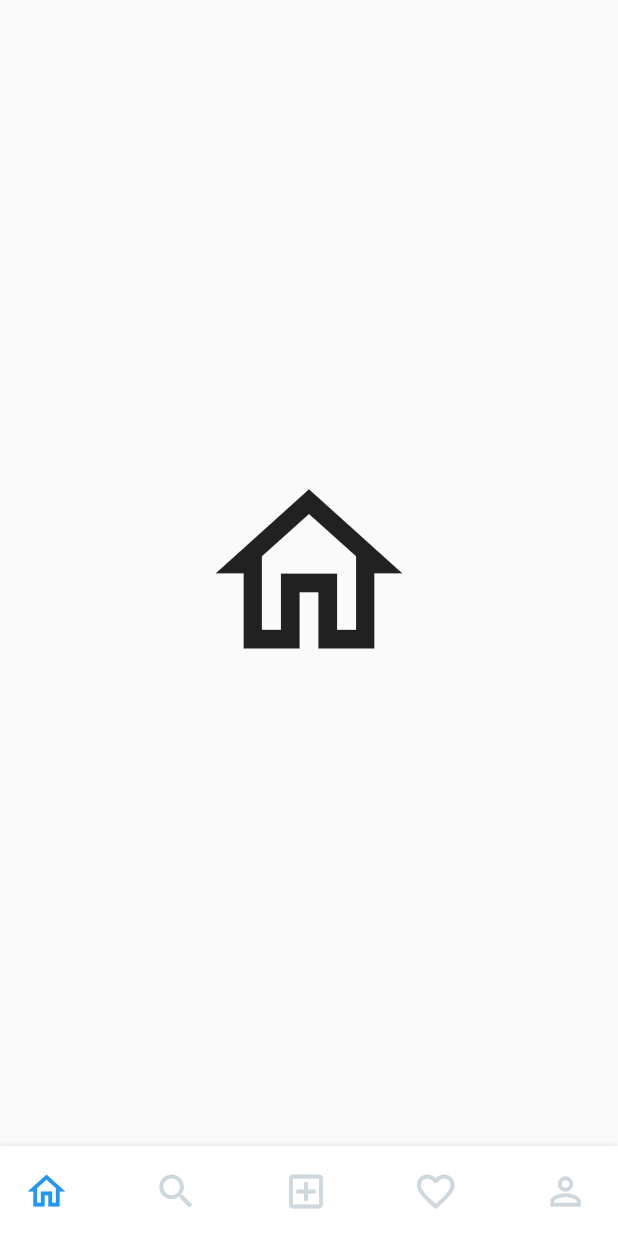
After one commit to saidmmevela/hossana_social, a Flutter app: the MainHome screen opened directly, on a phone screen of 412 x 824 dp. The commit adds this screen. Run offline on Flutter 3.47's test engine with Material 2 defaults, Android fonts, the phone set to English and light mode, and no system bars; our stand-ins replace hive, hive_flutter; accounts and stored records are empty.

Commit message:
add bottom navigation and login save

```diff
--- /dev/null
+++ b/lib/custom-buttom_bar/custom_animated_bottom_bar.dart
@@ -0,0 +1,174 @@
+import 'package:flutter/material.dart';
+import 'package:flutter/widgets.dart';
+
+class CustomAnimatedBottomBar extends StatelessWidget {
+
+  CustomAnimatedBottomBar({
+    Key? key,
+    this.selectedIndex = 0,
+    this.showElevation = true,
+    this.iconSize = 24,
+    this.backgroundColor,
+    this.itemCornerRadius = 50,
+    this.containerHeight = 56,
+    this.animationDuration = const Duration(milliseconds: 270),
+    this.mainAxisAlignment = MainAxisAlignment.spaceBetween,
+    required this.items,
+    required this.onItemSelected,
+    this.curve = Curves.linear,
+  }) : assert(items.length >= 2 && items.length <= 5),
+        super(key: key);
+
+  final int selectedIndex;
+  final double iconSize;
+  final Color? backgroundColor;
+  final bool showElevation;
+  final Duration animationDuration;
+  final List<BottomNavyBarItem> items;
+  final ValueChanged<int> onItemSelected;
+  final MainAxisAlignment mainAxisAlignment;
+  final double itemCornerRadius;
+  final double containerHeight;
+  final Curve curve;
+
+  @override
+  Widget build(BuildContext context) {
+    final bgColor = backgroundColor ?? Theme.of(context).bottomAppBarColor;
+
+    return Container(
+      decoration: BoxDecoration(
+        color: bgColor,
+        boxShadow: [
+          if (showElevation)
+            const BoxShadow(
+              color: Colors.black12,
+              blurRadius: 2,
+            ),
+        ],
+      ),
+      child: SafeArea(
+        child: Container(
+          width: double.infinity,
+          height: containerHeight,
+          padding: const EdgeInsets.symmetric(vertical: 6, horizontal: 8),
+          child: Row(
+            mainAxisAlignment: mainAxisAlignment,
+            children: items.map((item) {
+              var index = items.indexOf(item);
+              return GestureDetector(
+                onTap: () => onItemSelected(index),
+                child: _ItemWidget(
+                  item: item,
+                  iconSize: iconSize,
+                  isSelected: index == selectedIndex,
+                  backgroundColor: bgColor,
+                  itemCornerRadius: itemCornerRadius,
+                  animationDuration: animationDuration,
+                  curve: curve,
+                ),
+              );
+            }).toList(),
+          ),
+        ),
+      ),
+    );
+  }
+}
+
+class _ItemWidget extends StatelessWidget {
+  final double iconSize;
+  final bool isSelected;
+  final BottomNavyBarItem item;
+  final Color backgroundColor;
+  final double itemCornerRadius;
+  final Duration animationDuration;
+  final Curve curve;
+
+  const _ItemWidget({
+    Key? key,
+    required this.item,
+    required this.isSelected,
+    required this.backgroundColor,
+    required this.animationDuration,
+    required this.itemCornerRadius,
+    required this.iconSize,
+    this.curve = Curves.linear,
+  })  : super(key: key);
+
+  @override
+  Widget build(BuildContext context) {
+    return Semantics(
+      container: true,
+      selected: isSelected,
+      child: AnimatedContainer(
+        width: isSelected ? 50 : 50,
+        height: double.maxFinite,
+        duration: animationDuration,
+        curve: curve,
+        decoration: BoxDecoration(
+          color:
+          isSelected ? backgroundColor: backgroundColor,
+          borderRadius: BorderRadius.circular(itemCornerRadius),
+        ),
+        child: SingleChildScrollView(
+          scrollDirection: Axis.horizontal,
+          physics: NeverScrollableScrollPhysics(),
+          child: Container(
+            width: isSelected ? 130 : 50,
+            padding: EdgeInsets.symmetric(horizontal: 8),
+            child: Row(
+              mainAxisSize: MainAxisSize.max,
+              mainAxisAlignment: MainAxisAlignment.start,
+              crossAxisAlignment: CrossAxisAlignment.center,
+              children: <Widget>[
+                IconTheme(
+                  data: IconThemeData(
+                    size: iconSize,
+                    color: isSelected
+                        ? item.activeColor.withOpacity(1)
+                        : item.inactiveColor == null
+                        ? item.activeColor
+                        : item.inactiveColor,
+                  ),
+                  child: item.icon,
+                ),
+                /*if (isSelected)
+                  Expanded(
+                    child: Container(
+                      padding: EdgeInsets.symmetric(horizontal: 4),
+                      child: DefaultTextStyle.merge(
+                        style: TextStyle(
+                          color: item.activeColor,
+                          fontWeight: FontWeight.bold,
+                        ),
+                        maxLines: 1,
+                        textAlign: item.textAlign,
+                        child: item.title,
+                      ),
+                    ),
+                  ),*/
+              ],
+            ),
+          ),
+        ),
+      ),
+    );
+  }
+}
+class BottomNavyBarItem {
+
+  BottomNavyBarItem({
+    required this.icon,
+    //required this.title,
+    this.activeColor = Colors.blue,
+    this.textAlign,
+    this.inactiveColor,
+  });
+
+  final Widget icon;
+  //final Widget title;
+  final Color activeColor;
+  final Color? inactiveColor;
+  final TextAlign? textAlign;
+
+}
--- a/lib/main.dart
+++ b/lib/main.dart
@@ -1,8 +1,20 @@
 //Author said mmevela
 import 'package:flutter/material.dart';
+import 'package:hossana_social/pages/User.dart';
 import 'package:hossana_social/pages/login.dart';
+import 'package:hive_flutter/hive_flutter.dart';
+import 'package:hive/hive.dart';
+import 'package:hossana_social/pages/mainhome.dart';
 
-void main() {
+late Box box1;
+late Box<User> box2;
+void main() async {
+  await Hive.initFlutter();
+  Hive.registerAdapter(UserAdapter());
+  box1 = await Hive.openBox('user');
+  //box2 = await Hive.openBox<User>('registers');
+
+ // await Hive.openBox<User>(HiveBoxes.registers);
   runApp(MyApp());
 }
 
@@ -15,10 +27,16 @@ class MyApp extends StatelessWidget {
       debugShowCheckedModeBanner: false,
       home: Scaffold(
         body: SafeArea(
-            child:Login(),
+            child:ValueListenableBuilder(
+                valueListenable: box1.listenable(),
+                builder: (BuildContext context, Box box, Widget) {
+                  return box1.get('isLogged', defaultValue: false)
+                      ? MainHome()
+                      :Login();
+                })
+            ),
         )
-      )
-    );
+      );
   }
 }
 //Author said mmevela
--- /dev/null
+++ b/lib/pages/User.dart
@@ -0,0 +1,18 @@
+import 'package:hive/hive.dart';
+part 'user.g.dart';
+@HiveType(typeId: 0)
+class User extends HiveObject{
+  @HiveField(0)
+  late String id;
+  @HiveField(1)
+  String fullname;
+  @HiveField(2)
+  String username;
+  @HiveField(3)
+  String password;
+  User({required this.id,required this.fullname, required this.username,required this.password});
+}
+
+class HiveBoxes{
+  static String registers='registers_box';
+}
--- a/lib/pages/login.dart
+++ b/lib/pages/login.dart
@@ -3,8 +3,11 @@ import 'dart:convert';
 import 'dart:io';
 
 import 'package:flutter/material.dart';
+import 'package:hossana_social/pages/User.dart';
 import 'package:hossana_social/pages/signup.dart';
 import 'package:http/http.dart' as http;
+import 'package:hive/hive.dart';
+import 'package:hive_flutter/hive_flutter.dart';
 
 class Login extends StatefulWidget {
   const Login({ Key? key }) : super(key: key);
@@ -16,17 +19,39 @@ class Login extends StatefulWidget {
 class _LoginState extends State<Login> {
 
   final _formKey =GlobalKey<FormState>();
-
+late Box box1;
+late Box<User> box2;
+//List<User> Register=[];
    //formfield controller variables;
   TextEditingController _username = TextEditingController();
   TextEditingController _password = TextEditingController();
 
   void login()async{
-
-
+      var reg =box1.get('registers');
+      var contain =reg.where((element)=>element.username == _username.text);
+      if(contain.isEmpty){
+        print("no match");
+      }else{
+        print("match");
+        box1.put('isLogged', true);
+        box1.put('username', _username.text);
+      }
+      //box1.put('Fname', []);
+      //box1.put('username', "username");
+      //box1.put('isLogged', true);
+      //print("isLogged: ${box1.get('isLogged')}");
   }
 
+  void createBox() async {
+    box1 = await Hive.openBox('user');
+    box2 = await Hive.openBox<User>('registers');
+  }
 
+  @override
+  void initState() {
+    super.initState();
+    createBox();
+  }
 
   @override
   Widget build(BuildContext context) {
--- /dev/null
+++ b/lib/pages/mainhome.dart
@@ -0,0 +1,142 @@
+//Author said mmevela
+
+import 'package:flutter/material.dart';
+import 'package:hossana_social/custom-buttom_bar/custom_animated_bottom_bar.dart';
+
+class MainHome extends StatefulWidget {
+  const MainHome({ Key? key }) : super(key: key);
+
+  @override
+  _MainHomeState createState() => _MainHomeState();
+}
+
+class _MainHomeState extends State<MainHome> with TickerProviderStateMixin {
+
+   List<Widget> _pages=<Widget>[
+     Icon(
+       Icons.home_outlined,
+       size: 150,
+     ),
+     Icon(
+       Icons.search_outlined,
+       size: 150,
+     ),
+     Icon(
+       Icons.add_box_outlined,
+       size: 150,
+     ),
+     Icon(
+       Icons.favorite_outline,
+       size: 150,
+     ),
+     Icon(
+       Icons.person_outline,
+       size: 150,
+     ),
+   ];
+
+   int _currentIndex = 0;
+
+   final _inactiveColor = Colors.blueGrey[100]; //variable for the constant color of the inactive tab on the bottom navigation
+  final _activeColor= Colors.blue;
+
+  final _navigatorKeys={
+    0:GlobalKey<NavigatorState>(),
+    1:GlobalKey<NavigatorState>(),
+    2:GlobalKey<NavigatorState>(),
+    3:GlobalKey<NavigatorState>()
+  };
+
+  int _selectedIndex=0;
+  late TabController _tabController;
+
+  void _onItemTapped(int index){
+    setState(() {
+      _selectedIndex=index;
+    });
+  }
+  @override
+  void initState() {
+    super.initState();
+    _tabController = TabController(length: 5, vsync: this);
+  }
+
+  @override
+  Widget build(BuildContext context) {
+    return Scaffold(
+      body:Center(
+          child:_pages.elementAt(_currentIndex),
+      ),
+        bottomNavigationBar: _buildBottomBar(),
+    );
+
+  }
+
+  Widget _buildBottomBar(){
+
+
+  //_buildBottomBar({required this.isar});
+    return CustomAnimatedBottomBar(
+      containerHeight: 60,
+      backgroundColor: Colors.white,
+      selectedIndex: _currentIndex,
+      showElevation: true,
+      itemCornerRadius: 24,
+      curve: Curves.easeIn,
+      onItemSelected: (index) async {
+
+        setState(() => _currentIndex = index);
+         // _navigatorKeys[_currentIndex]!.currentState!.popUntil((route)=>route.isFirst);
+        },
+      items: <BottomNavyBarItem>[
+        BottomNavyBarItem(
+          icon: Icon(Icons.home_outlined),
+          //activeIcon:Icon(Icons.home_rounded),
+          //title: Text('Home'),
+          activeColor: _activeColor,
+          inactiveColor: _inactiveColor,
+          textAlign: TextAlign.center,
+        ),
+        BottomNavyBarItem(
+          icon: Icon(Icons.search_outlined),
+         // activeIcon:Icon(Icons.library_books_outlined),
+         // title: Text('Notification'),
+          activeColor: _activeColor,
+          inactiveColor: _inactiveColor,
+          textAlign: TextAlign.center,
+
+        ),
+        BottomNavyBarItem(
+          icon: Icon(Icons.add_box_outlined),
+         // activeIcon:Icon(Icons.library_books_outlined),
+         // title: Text('Notification'),
+          activeColor: _activeColor,
+          inactiveColor: _inactiveColor,
+          textAlign: TextAlign.center,
+
+        ),
+        BottomNavyBarItem(
+          icon: Icon(Icons.favorite_outline),
+         // activeIcon:Icon(Icons.cancel_presentation_rounded),
+          //title: Text('Favourites ',),
+          activeColor: _activeColor,
+          inactiveColor: _inactiveColor,
+          textAlign: TextAlign.center,
+
+        ),
+        BottomNavyBarItem(
+          icon: Icon(Icons.person_outline),
+          //activeIcon:Icon(Icons.notifications),
+          //title: Text('User'),
+          activeColor: _activeColor,
+          inactiveColor: _inactiveColor,
+          textAlign: TextAlign.center,
+
+        ),
+
+      ],
+      iconSize:30,
+    );
+  }
+
+}
--- a/lib/pages/signup.dart
+++ b/lib/pages/signup.dart
@@ -4,7 +4,10 @@ import 'dart:io';
 
 import 'package:flutter/cupertino.dart';
 import 'package:flutter/material.dart';
+import 'package:hossana_social/pages/User.dart';
 import 'package:http/http.dart' as http;
+import 'package:hive/hive.dart';
+import 'package:hive_flutter/hive_flutter.dart';
 
 class signup extends StatefulWidget {
 
@@ -24,6 +27,35 @@ class _signupState extends State<signup> {
  dynamic _value = 1;
  dynamic _value1 = 1;
  bool load =false;
+
+  List<User> Register=[];
+
+ late Box box1;
+ //late Box<User> box2;
+ void register()async{
+
+     //var reg=box2.getAt(0);
+     //Box<User> box2=Hive.box<User>(HiveBoxes.registers);
+      var reg=box1.get("registers",defaultValue:Register);
+      reg.add(User(fullname: _fullNameController.text, username: _usernameController.text, password: _passwordController.text, id: '${_usernameController.text}${_passwordController.text}'));
+      box1.put("registers",reg);
+     //await box2.add(User(fullname: _fullNameController.text, username: _usernameController.text, password: _passwordController.text, id: '${_usernameController.text}${_passwordController.text}'));
+      print("isLogged: ${Register.length}");
+      //print("isLogged: ${reg}");
+      //print("isLogged: ${box2.values.length}");
+      print("isLogged: ${Register[0].fullname}");
+  }
+
+  void createBox() async {
+    box1 = await Hive.openBox('user');
+   // box2 = await Hive.openBox<User>('registers');
+  }
+
+  @override
+  void initState() {
+    super.initState();
+    createBox();
+  }
 
   @override
   Widget build(BuildContext context) {
@@ -200,7 +232,12 @@ class _signupState extends State<signup> {
                       onPressed: () async {
                         if(_formKey.currentState!.validate()){
                             // print("object");
-                            //login();
+                            setState(() {
+                              Register=[
+                                User(fullname: _fullNameController.text, username: _usernameController.text, password: _passwordController.text, id: '1')
+                              ];
+                            });
+                            register();
 
                         }
 
--- a/pubspec.yaml
+++ b/pubspec.yaml
@@ -35,6 +35,8 @@ dependencies:
 dev_dependencies:
   flutter_test:
     sdk: flutter
+  hive_generator:
+  build_runner:
 
 # For information on the generic Dart part of this file, see the
 # following page: https://dart.dev/tools/pub/pubspec
```
Also changed, not shown: lib/pages/user.g.dart (added), pubspec.lock.
